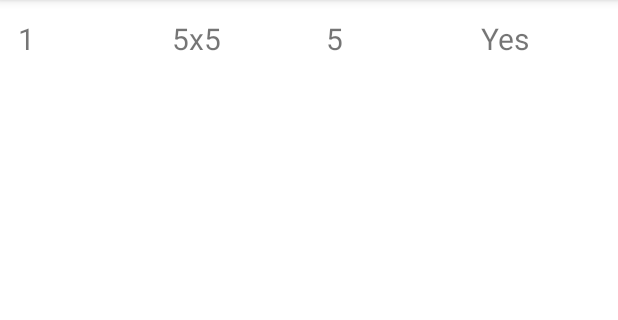
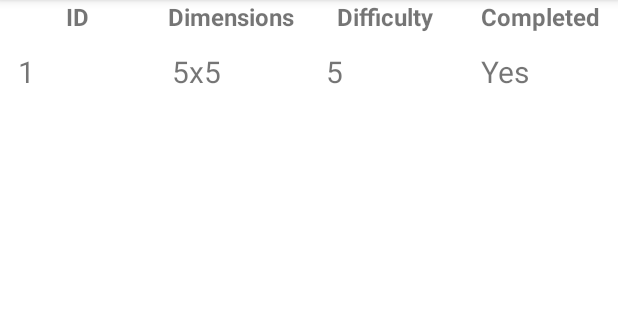
Before and after one commit to koeltv/Nonogram, an Android app: the screen it shows after launch (GridListActivity), after a tap on "SELECT LEVEL", on a phone screen of 412 x 824 dp, the part 84-404 px from its top. Run offline under Robolectric (Android 15) with nearby library versions, the phone set to English and light mode, and no system bars; our stand-ins replace Room's generated code.

Commit message:
Changed heart icons with definitive version Added account switching and displaying Fixed grid display (not truly centered) Some minor cosmetics changes

```diff
--- a/app/src/main/java/fr/utt/if26/nonogram/MainActivity.java
+++ b/app/src/main/java/fr/utt/if26/nonogram/MainActivity.java
@@ -23,6 +23,8 @@ public class MainActivity extends AppCompatActivity {
 
     public static Account currentAccount;
 
+    private ActivityMainBinding binding;
+
     @Override
     protected void onCreate(Bundle savedInstanceState) {
         super.onCreate(savedInstanceState);
@@ -30,17 +32,19 @@ public class MainActivity extends AppCompatActivity {
         SharedPreferences sharedPref = getPreferences(Context.MODE_PRIVATE);
         long currentAccountId = sharedPref.getLong(getString(R.string.saved_account_id), -1);
 
+        binding = ActivityMainBinding.inflate(getLayoutInflater());
+        setContentView(binding.getRoot());
+
         if (currentAccountId != -1) {
-            System.out.println("Current ID: " + currentAccountId);
             AccountViewModel accountViewModel = new ViewModelProvider(this).get(AccountViewModel.class);
             accountViewModel.getAccountWithId(currentAccountId).observe(this, account -> {
                 if (account == null) selectAccount();
                 else currentAccount = account;
+
+                binding.playerGreeting.setText(getString(R.string.greeting, currentAccount.getUsername()));
             });
         }
 
-        ActivityMainBinding binding = ActivityMainBinding.inflate(getLayoutInflater());
-        setContentView(binding.getRoot());
 
         //TODO Select a level from the database (with size and difficulty displayed)
         binding.levelSelect.setOnClickListener(view -> selectGridAndPlay());
@@ -125,7 +129,10 @@ public class MainActivity extends AppCompatActivity {
 
     private void setCurrentAccount(long accountId) {
         AccountViewModel accountViewModel = new ViewModelProvider(this).get(AccountViewModel.class);
-        accountViewModel.getAccountWithId(accountId).observe(this, account -> currentAccount = account);
+        accountViewModel.getAccountWithId(accountId).observe(this, account -> {
+            currentAccount = account;
+            binding.playerGreeting.setText(getString(R.string.greeting, currentAccount.getUsername()));
+        });
 
         SharedPreferences.Editor editor = getPreferences(Context.MODE_PRIVATE).edit();
         editor.putLong(getString(R.string.saved_account_id), accountId);
--- a/app/src/main/res/layout/activity_grid_recycler.xml
+++ b/app/src/main/res/layout/activity_grid_recycler.xml
@@ -3,7 +3,53 @@
     xmlns:tools="http://schemas.android.com/tools"
     android:layout_width="match_parent"
     android:layout_height="match_parent"
-    tools:context=".ui.grid.GridListActivity">
+    tools:context=".ui.grid.GridListActivity"
+    android:orientation="vertical">
+
+    <LinearLayout
+        android:layout_width="match_parent"
+        android:layout_height="wrap_content">
+
+        <TextView
+            android:layout_width="0dp"
+            android:layout_height="wrap_content"
+            android:layout_weight="1"
+            android:gravity="center"
+            android:text="@string/id"
+            android:textSize="16sp"
+            android:textStyle="bold" />
+
+        <TextView
+            android:id="@+id/textView4"
+            android:layout_width="0dp"
+            android:layout_height="wrap_content"
+            android:layout_weight="1"
+            android:gravity="center"
+            android:text="@string/dimensions"
+            android:textSize="16sp"
+            android:textStyle="bold" />
+
+        <TextView
+            android:id="@+id/textView5"
+            android:layout_width="0dp"
+            android:layout_height="wrap_content"
+            android:layout_weight="1"
+            android:gravity="center"
+            android:text="@string/difficulty"
+            android:textSize="16sp"
+            android:textStyle="bold" />
+
+        <TextView
+            android:id="@+id/textView6"
+            android:layout_width="0dp"
+            android:layout_height="wrap_content"
+            android:layout_weight="1"
+            android:gravity="center"
+            android:text="@string/completed"
+            android:textSize="16sp"
+            android:textStyle="bold" />
+
+    </LinearLayout>
 
     <androidx.recyclerview.widget.RecyclerView
         android:id="@+id/gridItemRecycler"
--- a/app/src/main/res/values/strings.xml
+++ b/app/src/main/res/values/strings.xml
@@ -9,4 +9,8 @@
     <string name="new_level">New level</string>
     <string name="select_account">Select account</string>
     <string name="saved_account_id">SAVED_ACCOUNT_ID</string>
+    <string name="greeting">Hello %1$s!</string>
+    <string name="id">ID</string>
+    <string name="dimensions">Dimensions</string>
+    <string name="completed">Completed</string>
 </resources>
```
Also changed, not shown: app/src/main/java/fr/utt/if26/nonogram/ui/grid/GridActivity.java (+3 -4 lines), app/src/main/res/layout/activity_grid.xml (+27 -20 lines), app/src/main/res/layout/activity_main.xml (+16 -2 lines), app/src/main/res/drawable-v24/heart.png (added), app/src/main/res/drawable-v24/heart_empty.png (added).
